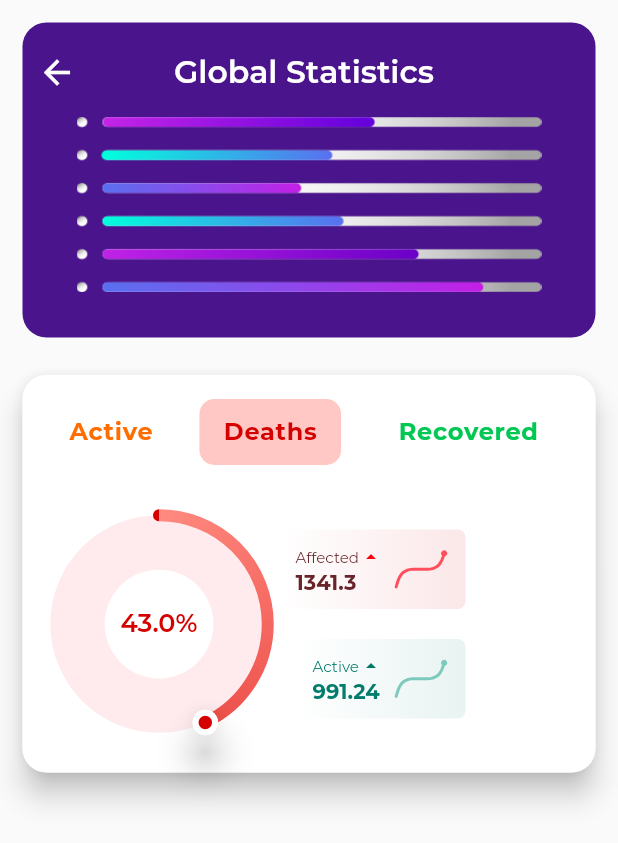
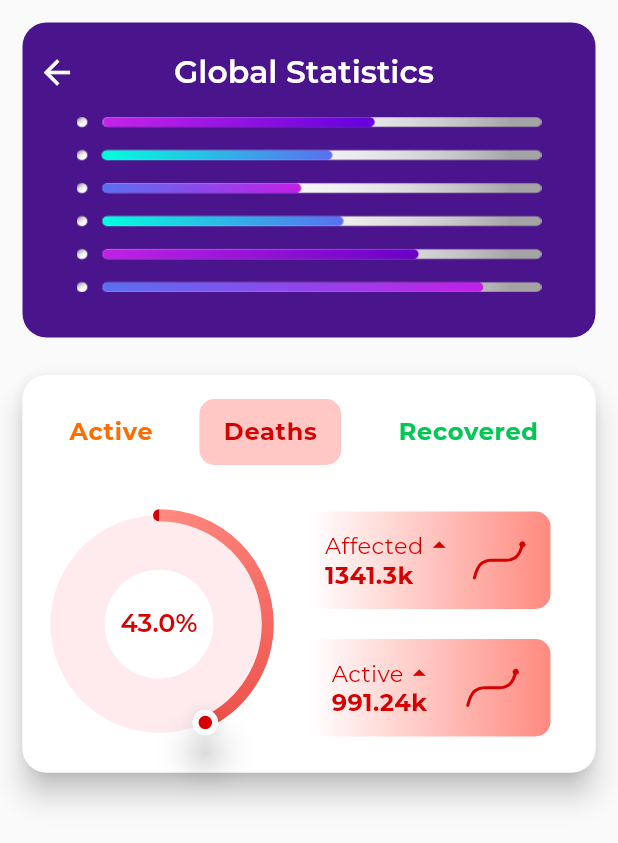
Before and after one commit to arafaysaleem/covid_tracker, a Flutter app: the WorldStatScreen screen opened directly, after a tap on "Deaths", on a phone screen of 412 x 824 dp. Shown: the top 843 px of the screen. Run offline on Flutter 3.47's test engine with Material 2 defaults, Android fonts, the phone set to English and light mode, and no system bars; our stand-ins replace cached_network_image, carousel_slider, smooth_page_indicator, webview_flutter.

Commit message:
added small graph panel

```diff
--- a/lib/screens/stats_dashboard_screens/world_stat.dart
+++ b/lib/screens/stats_dashboard_screens/world_stat.dart
@@ -272,9 +272,11 @@ class _WorldStatScreenState extends State<WorldStatScreen> {
                       ),
 
                       //Row of Radial Dial and Case Count Column
-                      Row(
+                      Padding(
+                        padding: const EdgeInsets.only(right: 20),
+                        child: Row(
                           crossAxisAlignment: CrossAxisAlignment.center,
-                        mainAxisAlignment: MainAxisAlignment.start,
+                          mainAxisAlignment: MainAxisAlignment.spaceBetween,
                           children: <Widget>[
 
                             //Radial Progress Indicator
@@ -295,10 +297,10 @@ class _WorldStatScreenState extends State<WorldStatScreen> {
                                   label: "Affected",
                                   value: 1341300,
                                   icon: Icons.arrow_drop_up,
-                                fontColor: Color(0xff682429),
-                                iconColor: Color(0xffff000f),
-                                startColor: Color(0xfffbe7e8),
-                                lineColor: Color(0xffff4e5d),
+                                  fontColor: endClr,
+                                  iconColor: endClr,
+                                  startColor: startClr,
+                                  lineColor: endClr,
                                   size: Size(40, 20),
                                 ),
 
@@ -311,15 +313,16 @@ class _WorldStatScreenState extends State<WorldStatScreen> {
                                   label: "Active",
                                   value: 991240,
                                   icon: Icons.arrow_drop_up,
-                                fontColor: Color(0xff027c6b),
-                                iconColor: Color(0xff007867),
-                                startColor: Color(0xffe8f3f2),
-                                lineColor: Color(0xff7dcabd),
+                                  fontColor: endClr,
+                                  iconColor: endClr,
+                                  startColor: startClr,
+                                  lineColor: endClr,
                                   size: Size(40, 20),
                                 ),
                               ],
                             ),
                           ],
+                        ),
                       ),
                     ],
                   ),
--- a/lib/widgets/curve_painter.dart
+++ b/lib/widgets/curve_painter.dart
@@ -1,7 +1,7 @@
 import 'dart:math';
 import 'package:flutter/material.dart';
 
-class CurvePainter extends StatelessWidget {
+class CurvePainter extends StatefulWidget {
   final Size size;
   final Duration duration;
   final Color color;
@@ -10,33 +10,61 @@ class CurvePainter extends StatelessWidget {
   CurvePainter({this.size, this.duration, this.color, this.isIncreasing});
 
   @override
+  _CurvePainterState createState() => _CurvePainterState();
+}
+
+class _CurvePainterState extends State<CurvePainter>
+    with TickerProviderStateMixin {
+  AnimationController _controller;
+  Animation<double> _widthAnimation;
+  Animation<double> _curveAnimation;
+
+  @override
+  void initState() {
+    super.initState();
+    _controller = AnimationController(duration: widget.duration, vsync: this);
+    _widthAnimation = Tween<double>(begin: 0, end: widget.size.width).animate(
+        CurvedAnimation(parent: _controller, curve: Curves.fastOutSlowIn));
+    _curveAnimation = Tween<double>(begin: 0, end: 2 * pi).animate(
+        CurvedAnimation(parent: _controller, curve: Curves.fastOutSlowIn));
+    _controller.forward();
+  }
+
+  @override
+  void didUpdateWidget(CurvePainter oldWidget) {
+    super.didUpdateWidget(oldWidget);
+    if(oldWidget.color!=widget.color){
+      _controller.reset();
+      _controller.forward();
+    }
+  }
+
+  @override
   Widget build(BuildContext context) {
     return Container(
-      height: size.height,
-      width: size.width,
+      height: widget.size.height,
+      width: widget.size.width,
       child: Stack(
         children: <Widget>[
           //Container for curve
           Container(
-            width: size.width,
-            height: size.height,
+            width: widget.size.width,
+            height: widget.size.height,
             color: Colors.transparent,
           ),
 
           //Painter for Curve line
           Transform.rotate(
-            angle: isIncreasing ? -pi / 5 : pi / 4,
-            child: TweenAnimationBuilder(
-              duration: duration,
-              tween: Tween<double>(begin: 0, end: size.width),
-              builder: (ct, val, _) {
-                return TweenAnimationBuilder(
-                  duration: duration,
-                  tween: Tween<double>(begin: 0, end: 2 * pi),
-                  builder: (ctx, value, _) {
+            angle: widget.isIncreasing ? -pi / 5 : pi / 4,
+            child: AnimatedBuilder(
+              animation: _widthAnimation,
+              builder: (ct, _) {
+                return AnimatedBuilder(
+                  animation: _curveAnimation,
+                  builder: (ctx, _) {
                     return CustomPaint(
-                      size: Size(val, size.height),
-                      painter: MyPainter(value, color),
+                      size: Size(_widthAnimation.value, widget.size.height),
+                      painter: MyPainter(_curveAnimation.value, widget.color),
                     );
                   },
                 );
--- a/lib/widgets/small_graph_panel.dart
+++ b/lib/widgets/small_graph_panel.dart
@@ -1,3 +1,4 @@
+import 'package:flutter/cupertino.dart';
 import 'package:flutter/material.dart';
 import 'curve_painter.dart';
 
@@ -26,17 +27,20 @@ class SmallGraphPanel extends StatelessWidget {
   Widget build(BuildContext context) {
     return Container(
       alignment: Alignment.bottomCenter,
-      padding: EdgeInsets.symmetric(horizontal: 10, vertical: 10),
+      width: 160,
+      height: 65,
+      padding: EdgeInsets.only(left:5,right: 10),
       decoration: BoxDecoration(
-        borderRadius: BorderRadius.circular(5),
+        borderRadius: BorderRadius.circular(10),
         gradient: LinearGradient(
           colors: <Color>[startColor, Colors.white],
           begin: Alignment.centerRight,
           end: Alignment.centerLeft,
         ),
       ),
+      child: Center(
         child: Row(
-        mainAxisAlignment: MainAxisAlignment.spaceBetween,
+          mainAxisAlignment: MainAxisAlignment.spaceAround,
           crossAxisAlignment: CrossAxisAlignment.center,
           children: <Widget>[
 
@@ -49,22 +53,24 @@ class SmallGraphPanel extends StatelessWidget {
 
                 //Row of case label and icon
                 Row(
+                  crossAxisAlignment: CrossAxisAlignment.center,
                   children: <Widget>[
 
                     //Case Type Name
                     Text(
                       label,
                       style: TextStyle(
-                      fontSize: 10,
+                        fontSize: 15,
                         fontFamily: "Montserrat",
                         color: fontColor,
+                        letterSpacing: 0.3,
                       ),
                     ),
 
                     //Arrow Icon
                     Icon(
                       icon,
-                    size: 16,
+                      size: 21,
                       color: iconColor,
                     )
                   ],
@@ -72,61 +78,28 @@ class SmallGraphPanel extends StatelessWidget {
 
                 //Cases Number
                 Text(
-                (value/1000).toStringAsPrecision(5),
+                  (value/1000).toStringAsPrecision(5)+"k",
                   style: TextStyle(
                     color: fontColor,
                     fontFamily: "Montserrat",
+                    letterSpacing: 0.3,
+                    fontSize: 16,
                     fontWeight: FontWeight.bold,
                   ),
                 )
               ],
             ),
 
-          SizedBox(
-            width: 5,
-          ),
-
             //Curve line
             CurvePainter(
               duration: Duration(seconds: 1),
-            size: size,
+              size: Size(40,20),
               color: lineColor,
               isIncreasing: true,
             ),
 
-          // Stack(
-          //   children: <Widget>[
-          //     ClipPath(
-          //      clipper: GradientClipper(offsets: offsets),
-          //       child: Container(
-          //         height: size.height,
-          //         width: size.width,
-          //         decoration: BoxDecoration(
-          //           gradient: LinearGradient(
-          //             colors: [
-          //               //Color(0xffffb8ba),
-          //               //Color(0xfffbe7e8)
-          //               lineShadowColor,
-          //               startColor
-          //             ],
-          //             begin: Alignment.topCenter,
-          //             end: Alignment.bottomCenter
-          //           ),
-          //           //border: Border(top: BorderSide(color: Colors.red,width: 2))
-          //         ),
-          //       ),
-          //     ),
-          //     CustomPaint(
-          //       painter: LinePainter(
-          //         color: lineColor,
-          //         offsets: offsets,
-          //         lineWidth: 1
-          //       ),
-          //       size: size,
-          //     )
-          //   ],
-          // )
           ],
+        ),
       ),
     );
   }
```
Lines whose indentation alone changed are shown as unchanged.
